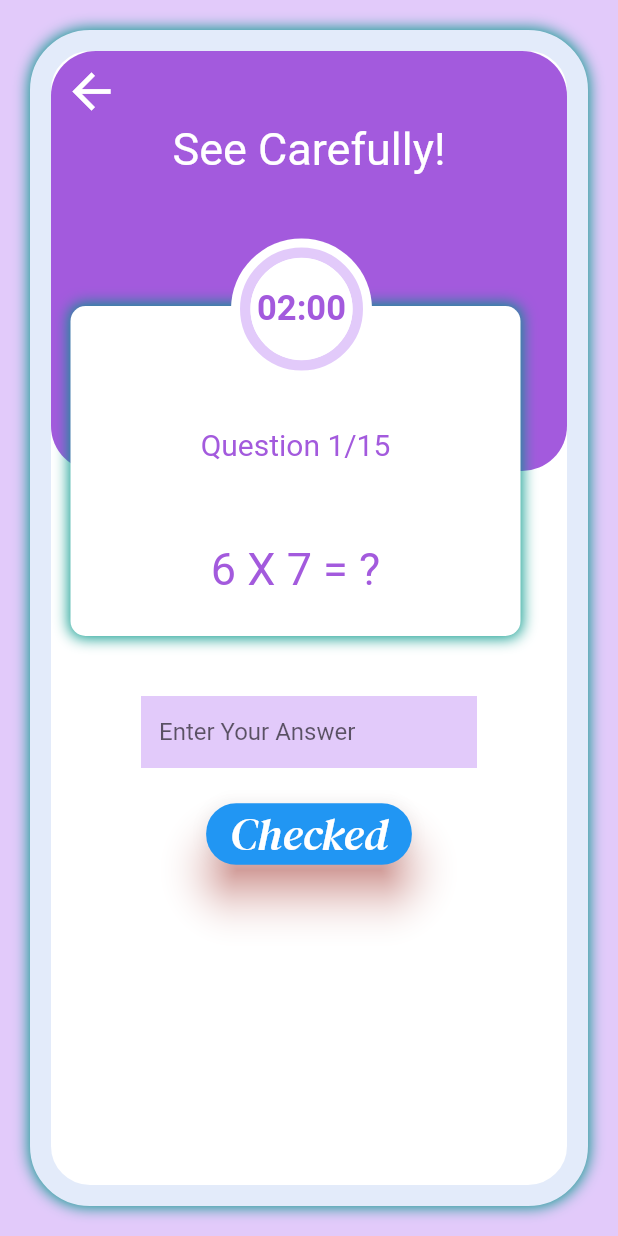
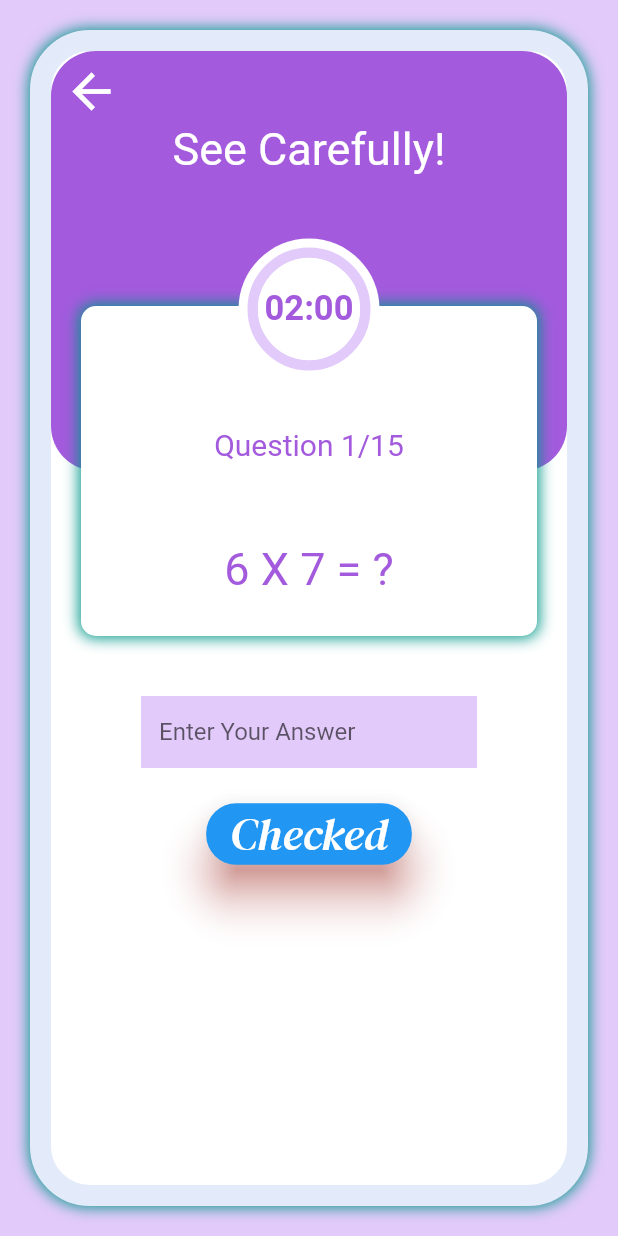
Before and after one commit to naseerx/Flutter-Quiz-App, a Flutter app: the screen it shows after launch, after a tap on "Start Quiz", on a phone screen of 412 x 824 dp. Run offline on Flutter 3.47's test engine with Material 2 defaults, Android fonts, the phone set to English and light mode, and no system bars; drawn by our look-alikes of circular_countdown_timer; our stand-ins replace awesome_dialog, connectivity_plus, fluttertoast, rating_dialog.

Commit message:
fix bugs

```diff
--- a/lib/Screens/home_screen.dart
+++ b/lib/Screens/home_screen.dart
@@ -4,7 +4,6 @@ import 'package:quiz_app/Screens/quiz_screen.dart';
 import 'package:rating_dialog/rating_dialog.dart';
 
 import '../widgets/drawer.dart';
-
 
 class MyHomeScreen extends StatefulWidget {
   const MyHomeScreen({Key? key}) : super(key: key);
@@ -19,12 +18,13 @@ class _MyHomeScreenState extends State<MyHomeScreen> {
     return Scaffold(
       appBar: AppBar(
         backgroundColor: Color(0xffa35add),
+        foregroundColor: Color(0xffFFDF2B),
         title: Center(
           child: Text(
             'My Quiz App',
             style: TextStyle(
               fontSize: 26,
-              color: Colors.white,
+
             ),
           ),
         ),
@@ -33,7 +33,6 @@ class _MyHomeScreenState extends State<MyHomeScreen> {
             icon: const Icon(
               Icons.star,
               size: 40,
-              color: Colors.white,
             ),
             onPressed: () {
               showDialog(
@@ -43,7 +42,7 @@ class _MyHomeScreenState extends State<MyHomeScreen> {
                 builder: (context) => RatingDialog(
                   initialRating: 1.0,
                   title: Text(
-                    'My Quizz',
+                    'My Quiz',
                     textAlign: TextAlign.center,
                     style: const TextStyle(
                       fontSize: 40,
@@ -69,30 +68,28 @@ class _MyHomeScreenState extends State<MyHomeScreen> {
               );
             },
           ),
-
         ],
       ),
       drawer: AppDrawer(),
       body: Center(
         child: Stack(
+          alignment: AlignmentDirectional.center,
           children: [
             Image.asset(
-              'assets/hom.jpg',
+              'assets/quiz.png',
               width: double.infinity,
               height: double.infinity,
               fit: BoxFit.cover,
             ),
             Positioned(
-              top: 545,
-              left: 30,
-
+              bottom: 100,
               child: Container(
-                width: 340,
                 height: 50,
+                width: 300,
                 child: ElevatedButton(
                   style: ElevatedButton.styleFrom(
-                    primary: Colors.green,
-                    onPrimary: Colors.black,
+                    primary: Color(0xffFFDF2B),
+                    onPrimary: Colors.purple,
                     padding: EdgeInsets.all(0.0),
                     shape: RoundedRectangleBorder(
                       borderRadius: BorderRadius.circular(16),
@@ -110,7 +107,8 @@ class _MyHomeScreenState extends State<MyHomeScreen> {
                       child: Text(
                         'Start Quiz',
                         textAlign: TextAlign.center,
-                        style: TextStyle(color: Colors.white, fontSize: 30,fontFamily: 'b'),
+                        style: TextStyle(
+                             fontSize: 30, fontFamily: 'b'),
                       ),
                     ),
                   ),
--- a/lib/Screens/quiz_screen.dart
+++ b/lib/Screens/quiz_screen.dart
@@ -96,7 +96,8 @@ class _QuizScreenState extends State<QuizScreen> {
                           ),
                           Positioned(
                             top: 170,
-                            left: 13,
+                           left: 20,
+                            right: 20,
                             child: Container(
                               height: 220,
                               width: 300,
@@ -143,8 +144,9 @@ class _QuizScreenState extends State<QuizScreen> {
                             ),
                           ),
                           Positioned(
-                            left: 120,
                             top: 125,
+                            left: 10,
+                            right: 10,
                             child: Visibility(
                               visible: !isVisible,
                               child: CircleAvatar(
@@ -205,7 +207,7 @@ class _QuizScreenState extends State<QuizScreen> {
                                       toastLength: Toast.LENGTH_SHORT,
                                       gravity: ToastGravity.BOTTOM,
                                       timeInSecForIosWeb: 1,
-                                      backgroundColor: Colors.red,
+                                      backgroundColor: Colors.green,
                                       textColor: Colors.white,
                                       fontSize: 16.0,
                                     );
--- a/lib/main.dart
+++ b/lib/main.dart
@@ -7,8 +7,6 @@ void main() {
 
 class MyApp extends StatelessWidget {
   const MyApp({Key? key}) : super(key: key);
-
-  // This widget is the root of your application.
   @override
   Widget build(BuildContext context) {
     return MaterialApp(
--- a/lib/widgets/drawer.dart
+++ b/lib/widgets/drawer.dart
@@ -18,12 +18,12 @@ class AppDrawer extends StatelessWidget {
 
     return Drawer(
 
-      backgroundColor: Colors.blue,
+      backgroundColor: Color(0xffFFDF2B),
       child: ListView(
         padding: EdgeInsets.zero,
         children: [
           DrawerHeader(
-            child: Center(child: Text('My Quizz\n  App',style:TextStyle(fontSize: 40,color: Colors.white,fontFamily: 'd'),)),
+            child: Center(child: Text('My Quizz\n  App',style:TextStyle(fontSize: 40,color: Color(0xffFFDF2B),fontFamily: 'd'),)),
             decoration: BoxDecoration(
               borderRadius: BorderRadius.only(
                 bottomLeft: Radius.circular(40),
@@ -149,13 +149,13 @@ class AppDrawer extends StatelessWidget {
           ListTile(
             leading: Icon(
               Icons.info_outlined,
-              color: Colors.white,
+              color: Colors.purple  ,
               size: 30,
             ),
             title: Text(
               'WEBSITE',
               style: TextStyle(
-                  color: Colors.white, fontFamily: 'b', fontSize: 22),
+                  color: Colors.purple, fontFamily: 'b', fontSize: 22),
             ),
             onTap: () async {
               if (await CheckNet.isConnected()) {
```
Also changed, not shown: assets/quiz.png (added).
